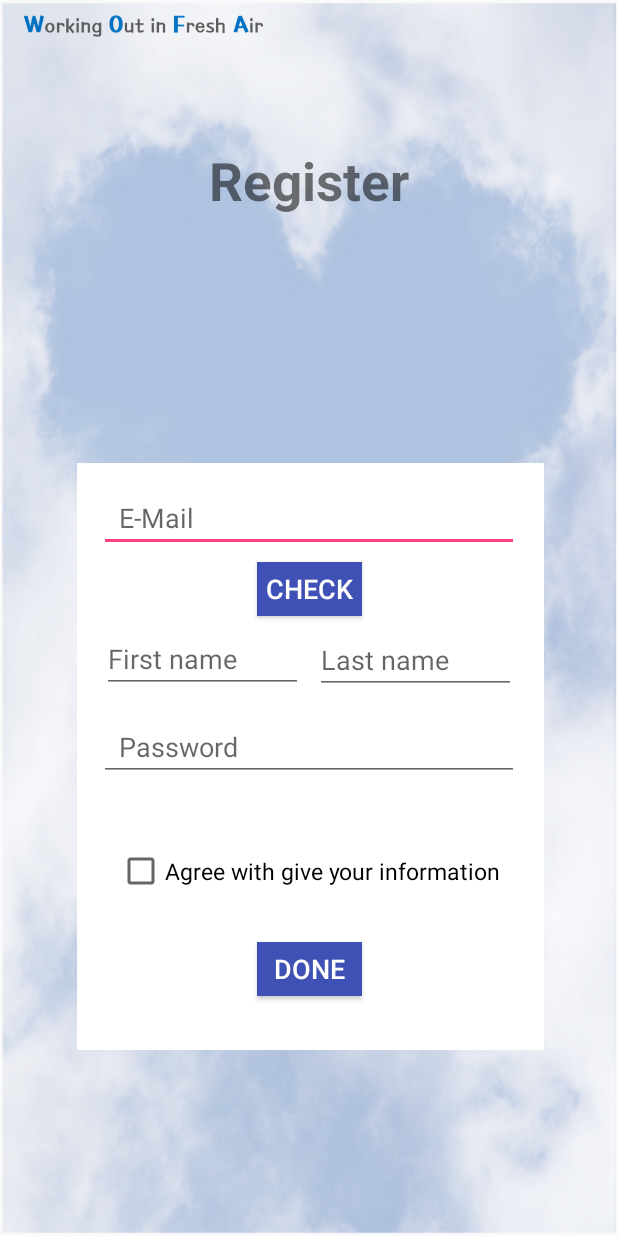
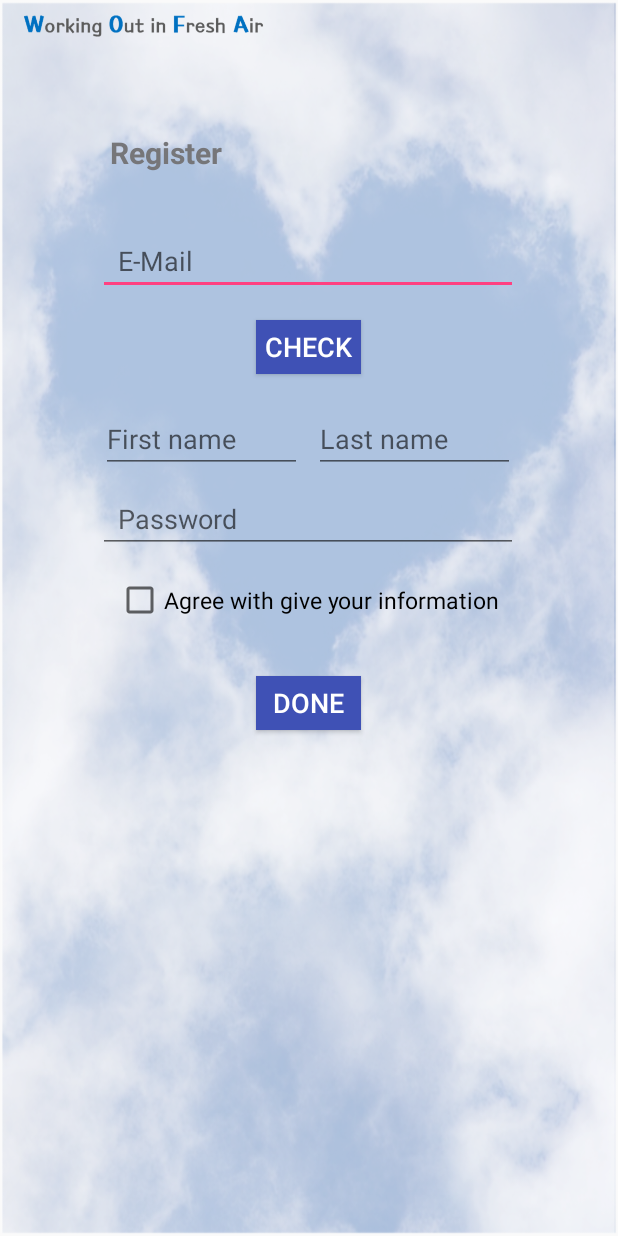
Before and after one commit to teamfx12/Application, an Android app: the screen it shows after launch (RegisterActivity), after a tap on "REGISTER", on a phone screen of 412 x 824 dp. Run offline under Robolectric (Android 15) with nearby library versions, the phone set to English and light mode, and no system bars.

Commit message:
zoe_commit_usermanagement(everything)

```diff
--- a/app/src/main/java/com/example/jaeheekim/sign_up/Find_PasswordActivity.java
+++ b/app/src/main/java/com/example/jaeheekim/sign_up/Find_PasswordActivity.java
@@ -104,6 +104,7 @@ public class Find_PasswordActivity extends AppCompatActivity {
                     ad.show();
                     return;
                 }
+
                 NetworkTask_find networkTask = new NetworkTask_find(url, values);
                 networkTask.execute();
             }
--- a/app/src/main/java/com/example/jaeheekim/sign_up/MainActivity.java
+++ b/app/src/main/java/com/example/jaeheekim/sign_up/MainActivity.java
@@ -20,9 +20,9 @@ public class MainActivity extends AppCompatActivity {
 
     protected EditText Text_Email;
     protected EditText Text_Password;
-    protected Button Sign_in;
-    protected InputMethodManager imm;
-    protected ConstraintLayout layout;
+    //protected Button Sign_in;
+    //protected InputMethodManager imm;
+    //protected ConstraintLayout layout;
 
     @Override
     protected void onCreate(Bundle savedInstanceState) {
@@ -30,19 +30,19 @@ public class MainActivity extends AppCompatActivity {
         setContentView(R.layout.activity_main);
         Text_Email = findViewById(R.id.TextEmail);
         Text_Password = findViewById(R.id.TextPassword);
-        layout = (ConstraintLayout)findViewById(R.id.layout);
-        imm = (InputMethodManager) getSystemService(Context.INPUT_METHOD_SERVICE);
-        Sign_in = (Button)findViewById(R.id.Sign_in);
+        //layout = (ConstraintLayout)findViewById(R.id.layout);
+        //imm = (InputMethodManager) getSystemService(Context.INPUT_METHOD_SERVICE);
+        //Sign_in = (Button)findViewById(R.id.Sign_in);
 
-        layout.setOnClickListener(myClickListener);
-        Sign_in.setOnClickListener(myClickListener);
+        //layout.setOnClickListener(myClickListener);
+        //Sign_in.setOnClickListener(myClickListener);
         // 위젯에 대한 참조.
         //tv_outPut = (TextView) findViewById(R.id.tv_outPut);
         // URL 설정.
         //String url = "http://192.168.33.99/user/signup";
     }
 
-    View.OnClickListener myClickListener = new View.OnClickListener(){
+    /*View.OnClickListener myClickListener = new View.OnClickListener(){
 
         @Override
         public void onClick(View view) {
@@ -59,7 +59,7 @@ public class MainActivity extends AppCompatActivity {
     private void hideKeyBoard(){
         imm.hideSoftInputFromWindow(Text_Email.getWindowToken(),0);
         imm.hideSoftInputFromWindow(Text_Password.getWindowToken(),0);
-    }
+    }*/
 
     public class NetworkTask extends AsyncTask<Void, Void, String> {
 
@@ -159,7 +159,6 @@ public class MainActivity extends AppCompatActivity {
                 email = "email=" + email;
                 pw = "passwd=" + pw;
                 String values = function + email + "&" + pw;
-                //String values = "firstName=GEONUNG&lastName=CHO&email=fakem1333@gmail.com&passwd=apple";
                 NetworkTask networkTask = new NetworkTask(url, values);
                 networkTask.execute();
             }
--- a/app/src/main/java/com/example/jaeheekim/sign_up/RegisterActivity.java
+++ b/app/src/main/java/com/example/jaeheekim/sign_up/RegisterActivity.java
@@ -1,12 +1,16 @@
 package com.example.jaeheekim.sign_up;
 
 import android.app.AlertDialog;
+import android.content.Context;
 import android.content.DialogInterface;
 import android.content.Intent;
 import android.os.AsyncTask;
+import android.support.constraint.ConstraintLayout;
 import android.support.v7.app.AppCompatActivity;
 import android.os.Bundle;
 import android.view.View;
+import android.view.inputmethod.InputMethodManager;
+import android.widget.Button;
 import android.widget.EditText;
 
 import org.json.JSONException;
@@ -19,6 +23,10 @@ public class RegisterActivity extends AppCompatActivity {
     private EditText E_mail;
     private EditText Password;
     private Boolean email_checked=false;
+    //private ConstraintLayout layout;
+    //protected Button Check;
+    //protected Button Done;
+    //protected InputMethodManager imm;
 
     @Override
     protected void onCreate(Bundle savedInstanceState) {
@@ -28,7 +36,37 @@ public class RegisterActivity extends AppCompatActivity {
         Last_name = findViewById(R.id.Last_name);
         E_mail = findViewById(R.id.E_mail);
         Password = findViewById(R.id.Password);
+        //layout = (ConstraintLayout) findViewById(R.id.layout);
+        //Check = (Button) findViewById(R.id.Check);
+        //Done = (Button) findViewById(R.id.Done);
+        //imm = (InputMethodManager) getSystemService(Context.INPUT_METHOD_SERVICE);
+
+        //layout.setOnClickListener(myClickListener);
+        //Check.setOnClickListener(myClickListener);
+        //Done.setOnClickListener(myClickListener);
     }
+    /*View.OnClickListener myClickListener = new View.OnClickListener(){
+
+        @Override
+        public void onClick(View view) {
+            hideKeyBoard();
+            switch (view.getId()){
+                case R.id.layout :
+                    break;
+                case R.id.Check:
+                    break;
+                case R.id.Done:
+                    break;
+            }
+        }
+    };
+
+    private void hideKeyBoard(){
+        imm.hideSoftInputFromWindow(First_name.getWindowToken(),0);
+        imm.hideSoftInputFromWindow(Last_name.getWindowToken(),0);
+        imm.hideSoftInputFromWindow(E_mail.getWindowToken(),0);
+        imm.hideSoftInputFromWindow(Password.getWindowToken(),0);
+    }*/
 
     public class NetworkTask_regi extends AsyncTask<Void, Void, String> {
 
--- a/app/src/main/res/layout/activity_change__password.xml
+++ b/app/src/main/res/layout/activity_change__password.xml
@@ -22,10 +22,10 @@
         android:textStyle="bold"
         app:layout_constraintBottom_toBottomOf="parent"
         app:layout_constraintEnd_toEndOf="parent"
-        app:layout_constraintHorizontal_bias="0.217"
+        app:layout_constraintHorizontal_bias="0.204"
         app:layout_constraintStart_toStartOf="parent"
         app:layout_constraintTop_toTopOf="parent"
-        app:layout_constraintVertical_bias="0.114" />
+        app:layout_constraintVertical_bias="0.112" />
 
     <ImageView
         android:id="@+id/imageView"
--- a/app/src/main/res/layout/activity_find__password.xml
+++ b/app/src/main/res/layout/activity_find__password.xml
@@ -61,10 +61,10 @@
         android:textStyle="bold"
         app:layout_constraintBottom_toBottomOf="parent"
         app:layout_constraintEnd_toEndOf="parent"
-        app:layout_constraintHorizontal_bias="0.14"
+        app:layout_constraintHorizontal_bias="0.204"
         app:layout_constraintStart_toStartOf="parent"
         app:layout_constraintTop_toTopOf="parent"
-        app:layout_constraintVertical_bias="0.099" />
+        app:layout_constraintVertical_bias="0.112"/>
 
     <EditText
         android:id="@+id/First_name"
--- a/app/src/main/res/layout/activity_main.xml
+++ b/app/src/main/res/layout/activity_main.xml
@@ -72,9 +72,10 @@
             android:layout_marginStart="8dp"
             app:layout_constraintBottom_toBottomOf="@+id/constraintLayout"
             app:layout_constraintEnd_toEndOf="@+id/constraintLayout"
+            app:layout_constraintHorizontal_bias="0.504"
             app:layout_constraintStart_toStartOf="@+id/constraintLayout"
             app:layout_constraintTop_toTopOf="@+id/constraintLayout"
-            app:layout_constraintVertical_bias="0.0"
+            app:layout_constraintVertical_bias="0.065"
             app:srcCompat="@drawable/teamlogo" />
 
         <Button
--- a/app/src/main/res/layout/activity_register.xml
+++ b/app/src/main/res/layout/activity_register.xml
@@ -26,21 +26,43 @@
         android:layout_width="wrap_content"
         android:layout_height="wrap_content"
         android:layout_marginBottom="8dp"
-        android:layout_marginEnd="191dp"
-        android:layout_marginStart="191dp"
+        android:layout_marginEnd="8dp"
+        android:layout_marginLeft="8dp"
+        android:layout_marginRight="8dp"
+        android:layout_marginStart="8dp"
         android:text="Register"
-        android:textSize="35dp"
+        android:textColor="#FF767679"
+        android:textSize="20dp"
         android:textStyle="bold"
         app:layout_constraintBottom_toBottomOf="parent"
         app:layout_constraintEnd_toEndOf="parent"
+        app:layout_constraintHorizontal_bias="0.204"
         app:layout_constraintStart_toStartOf="parent"
         app:layout_constraintTop_toTopOf="parent"
-        app:layout_constraintVertical_bias="0.126" />
+        app:layout_constraintVertical_bias="0.112"/>
 
     <ImageView
         android:id="@+id/imageView2"
-        android:layout_width="311dp"
-        android:layout_height="391dp"
+        android:layout_width="298dp"
+        android:layout_height="384dp"
+        android:layout_marginBottom="456dp"
+        android:layout_marginEnd="267dp"
+        android:layout_marginLeft="267dp"
+        android:layout_marginRight="267dp"
+        android:layout_marginStart="267dp"
+        android:layout_marginTop="111dp"
+        app:layout_constraintBottom_toBottomOf="parent"
+        app:layout_constraintEnd_toEndOf="parent"
+        app:layout_constraintHorizontal_bias="0.501"
+        app:layout_constraintStart_toStartOf="parent"
+        app:layout_constraintTop_toTopOf="parent"
+        app:layout_constraintVertical_bias="0.0"
+        app:srcCompat="@color/common_google_signin_btn_text_dark_pressed" />
+
+    <android.support.constraint.ConstraintLayout
+        android:id="@+id/layout"
+        android:layout_width="292dp"
+        android:layout_height="405dp"
         android:layout_marginEnd="8dp"
         android:layout_marginLeft="8dp"
         android:layout_marginRight="8dp"
@@ -48,25 +70,10 @@
         android:layout_marginTop="8dp"
         app:layout_constraintBottom_toBottomOf="parent"
         app:layout_constraintEnd_toEndOf="parent"
-        app:layout_constraintHorizontal_bias="0.508"
+        app:layout_constraintHorizontal_bias="0.495"
         app:layout_constraintStart_toStartOf="parent"
         app:layout_constraintTop_toTopOf="parent"
-        app:layout_constraintVertical_bias="0.708"
-        app:srcCompat="@color/common_google_signin_btn_text_dark_default" />
-
-    <android.support.constraint.ConstraintLayout
-        android:layout_width="292dp"
-        android:layout_height="386dp"
-        android:layout_marginEnd="8dp"
-        android:layout_marginLeft="8dp"
-        android:layout_marginRight="8dp"
-        android:layout_marginStart="8dp"
-        android:layout_marginTop="8dp"
-        app:layout_constraintBottom_toBottomOf="parent"
-        app:layout_constraintEnd_toEndOf="parent"
-        app:layout_constraintStart_toStartOf="parent"
-        app:layout_constraintTop_toTopOf="parent"
-        app:layout_constraintVertical_bias="0.716">
+        app:layout_constraintVertical_bias="0.333">
 
         <EditText
             android:id="@+id/E_mail"
@@ -104,7 +111,7 @@
             app:layout_constraintEnd_toEndOf="parent"
             app:layout_constraintStart_toStartOf="parent"
             app:layout_constraintTop_toTopOf="parent"
-            app:layout_constraintVertical_bias="0.178" />
+            app:layout_constraintVertical_bias="0.199" />
 
         <EditText
             android:id="@+id/First_name"
@@ -124,7 +131,7 @@
             app:layout_constraintHorizontal_bias="0.0"
             app:layout_constraintStart_toStartOf="parent"
             app:layout_constraintTop_toTopOf="parent"
-            app:layout_constraintVertical_bias="0.288" />
+            app:layout_constraintVertical_bias="0.344" />
 
         <EditText
             android:id="@+id/Last_name"
@@ -142,7 +149,7 @@
             app:layout_constraintHorizontal_bias="1.0"
             app:layout_constraintStart_toStartOf="parent"
             app:layout_constraintTop_toTopOf="parent"
-            app:layout_constraintVertical_bias="0.29000002" />
+            app:layout_constraintVertical_bias="0.344" />
 
         <EditText
             android:id="@+id/Password"
@@ -159,7 +166,7 @@
             app:layout_constraintEnd_toEndOf="parent"
             app:layout_constraintStart_toStartOf="parent"
             app:layout_constraintTop_toTopOf="parent"
-            app:layout_constraintVertical_bias="0.469" />
+            app:layout_constraintVertical_bias="0.498" />
 
         <CheckBox
             android:id="@+id/checkBox"
@@ -175,7 +182,7 @@
             app:layout_constraintEnd_toEndOf="parent"
             app:layout_constraintStart_toStartOf="parent"
             app:layout_constraintTop_toTopOf="parent"
-            app:layout_constraintVertical_bias="0.713" />
+            app:layout_constraintVertical_bias="0.647" />
 
         <Button
             android:id="@+id/Done"
@@ -194,10 +201,9 @@
             android:textSize="18dp"
             app:layout_constraintBottom_toBottomOf="parent"
             app:layout_constraintEnd_toEndOf="parent"
-            app:layout_constraintHorizontal_bias="0.502"
             app:layout_constraintStart_toStartOf="parent"
             app:layout_constraintTop_toTopOf="parent"
-            app:layout_constraintVertical_bias="0.91" />
+            app:layout_constraintVertical_bias="0.843" />
 
     </android.support.constraint.ConstraintLayout>
 
```
